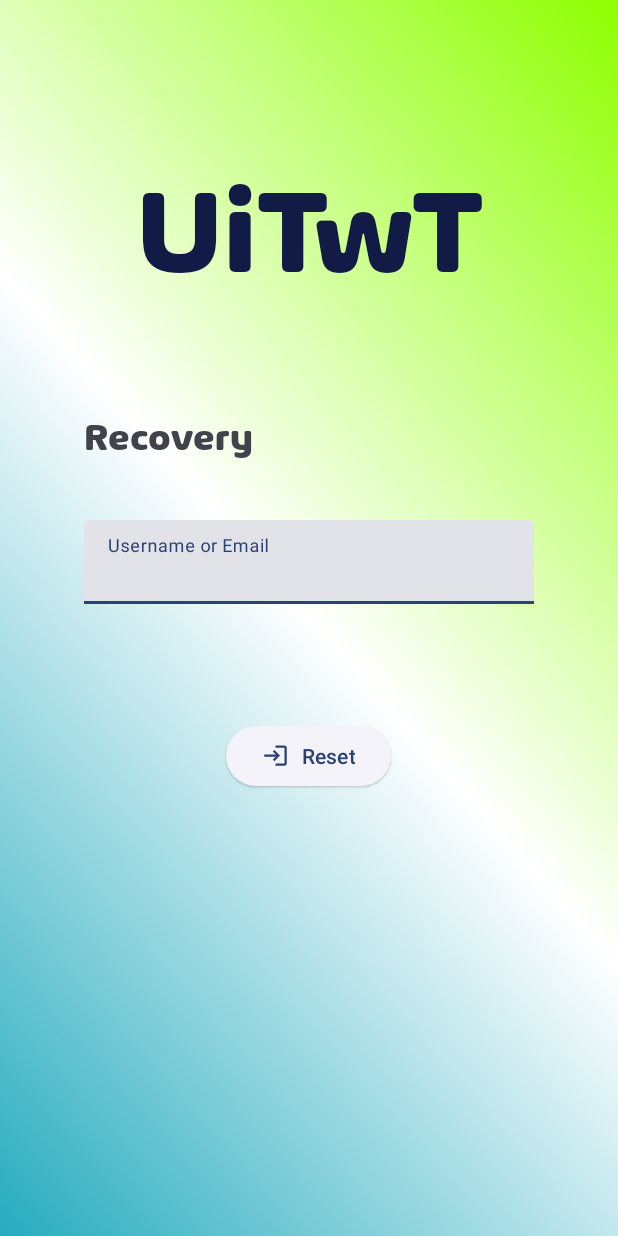
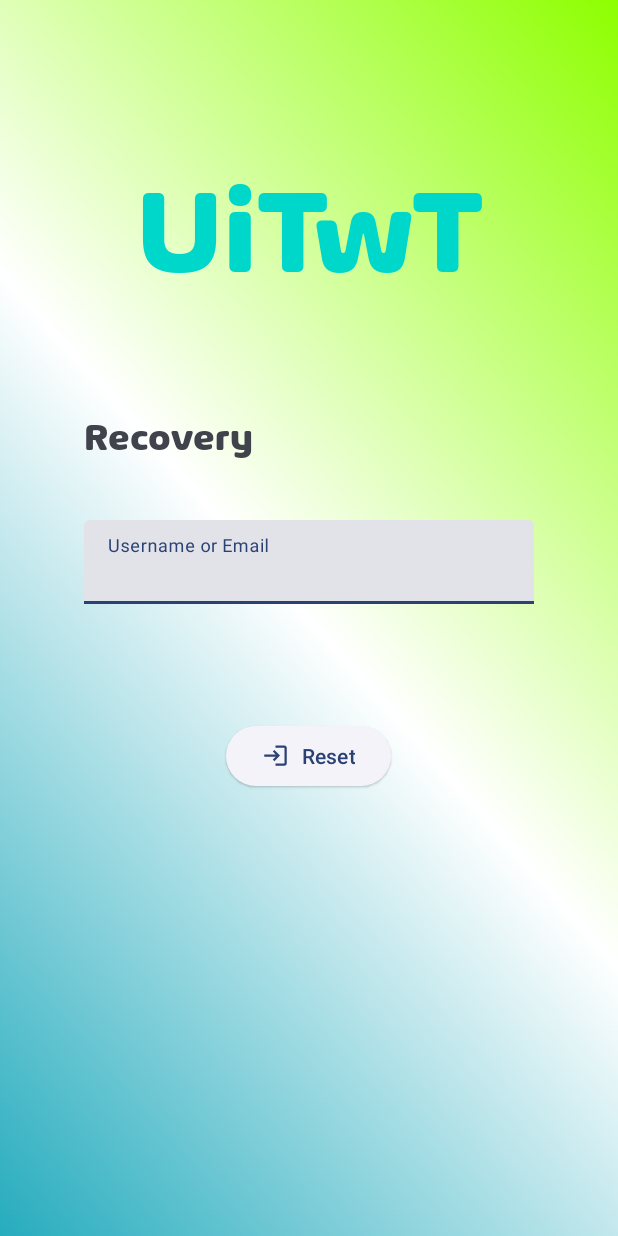
Before and after one commit to Sunsilkk/UngDung2, an Android app: the ForgotPass screen opened directly, with no data from a screen before it, on a phone screen of 412 x 824 dp. Run offline under Robolectric (Android 15) with nearby library versions, the phone set to English and light mode, and no system bars.

Commit message:
Doi mau thoi

```diff
--- a/Wheather/app/src/main/res/layout/activity_main.xml
+++ b/Wheather/app/src/main/res/layout/activity_main.xml
@@ -135,7 +135,7 @@
         app:layout_constraintBottom_toTopOf="@id/Username"
         app:layout_constraintHorizontal_bias="0.5"
         app:layout_constraintVertical_bias="0.4"
-        android:textColor="#121B46"
+        android:textColor="#00d7cb"
         />
 
     <!--        <WebView-->
--- a/Wheather/app/src/main/res/layout/activity_regis.xml
+++ b/Wheather/app/src/main/res/layout/activity_regis.xml
@@ -31,7 +31,7 @@
         android:layout_marginTop="28dp"
         android:fontFamily="@font/alon_bold"
         android:text="UiTwT"
-        android:textColor="#3CB4C4"
+        android:textColor="#00d7cb"
         android:textSize="80sp"
         app:layout_constraintBottom_toTopOf="@+id/Username"
         app:layout_constraintEnd_toEndOf="parent"
--- a/Wheather/app/src/main/res/layout/forgotpass.xml
+++ b/Wheather/app/src/main/res/layout/forgotpass.xml
@@ -72,7 +72,7 @@
         app:layout_constraintBottom_toTopOf="@id/ForgotPass"
         app:layout_constraintHorizontal_bias="0.5"
         app:layout_constraintVertical_bias="0.4"
-        android:textColor="#121B46"
+        android:textColor="#00d7cb"
         />
 
 
--- a/Wheather/app/src/main/res/layout/fragment_home.xml
+++ b/Wheather/app/src/main/res/layout/fragment_home.xml
@@ -178,7 +178,7 @@
         android:layout_height="52dp"
         android:fontFamily="@font/alon_bold"
         android:text="UiTwT"
-        android:textColor="#3CB4C4"
+        android:textColor="#00d7cb"
         android:textSize="40sp"
         app:layout_constraintEnd_toEndOf="parent"
         app:layout_constraintHorizontal_bias="0.05"
```
